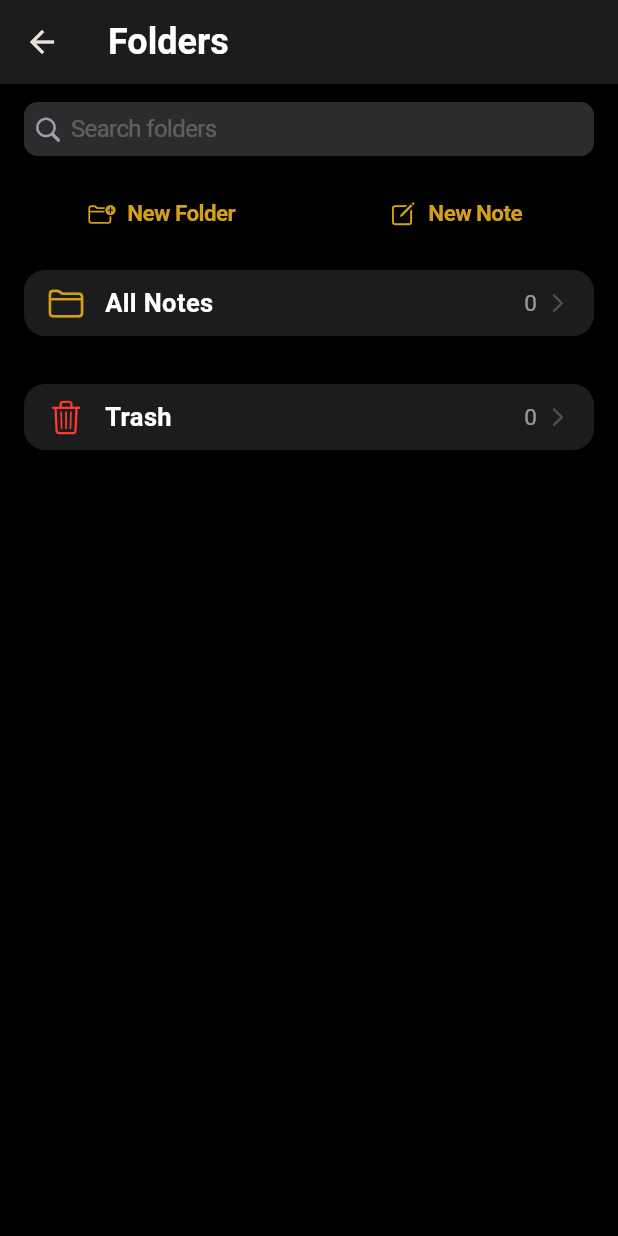
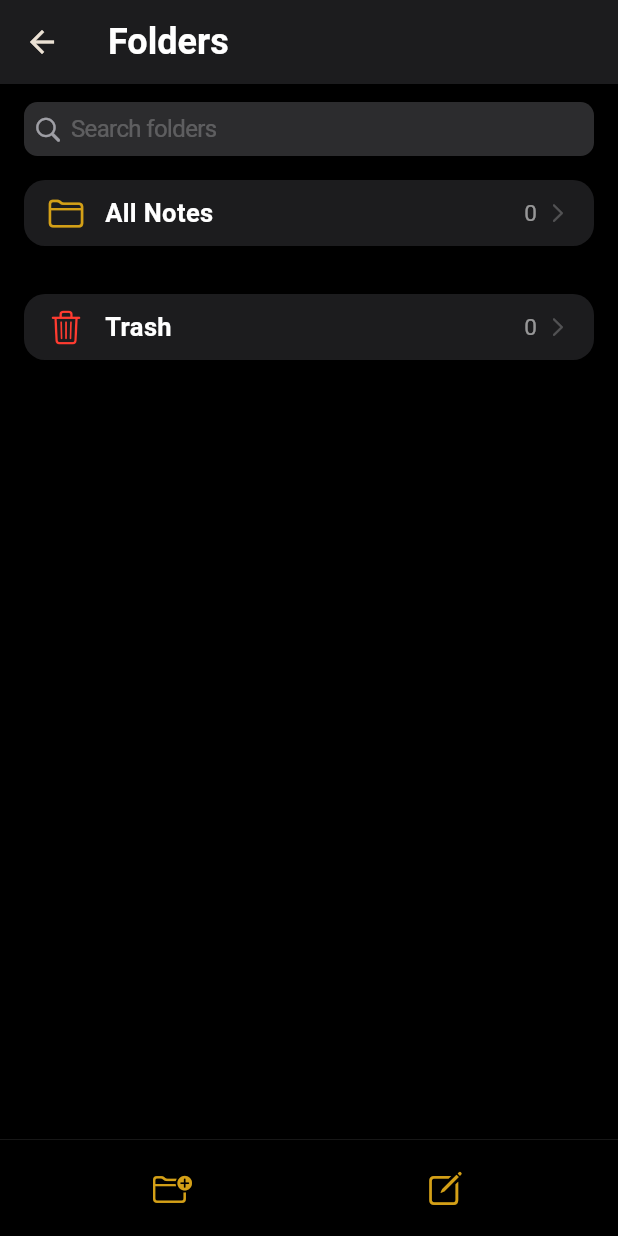
Before and after one commit to Adelodunpeter25/notes, a Flutter app: the FoldersView screen opened directly with empty values, on a phone screen of 412 x 824 dp. Run offline on Flutter 3.47's test engine with Material 3 defaults, Android fonts, the phone set to English and light mode, and no system bars; our stand-ins replace dio, drift, shared_preferences; missing offline and left inert: appflowy_editor; accounts and stored records are empty; generated files the repository leaves out were written again; Roboto replaces fonts that are missing (SF Pro Text).

Commit message:
Bottom icon-only folder buttons, larger back-button text, remove editor shrinkWrap to fix selection crash

```diff
--- a/lib/widgets/editor_app_bar.dart
+++ b/lib/widgets/editor_app_bar.dart
@@ -57,7 +57,7 @@ class EditorAppBar extends StatelessWidget implements PreferredSizeWidget {
               'Notes',
               style: TextStyle(
                 color: AppColors.accent,
-                fontSize: 16,
+                fontSize: 18,
               ),
             ),
           ],
--- a/lib/widgets/editor_view.dart
+++ b/lib/widgets/editor_view.dart
@@ -221,7 +221,6 @@ class _EditorViewState extends State<EditorView> {
                 focusNode: _focusNode,
                 editorScrollController: EditorScrollController(
                   editorState: _editorState!,
-                  shrinkWrap: true,
                 ),
                 editorStyle: EditorStyle.mobile(
                   cursorColor: AppColors.accent,
--- a/lib/widgets/folders_view.dart
+++ b/lib/widgets/folders_view.dart
@@ -100,58 +100,6 @@ class _FoldersViewState extends State<FoldersView> {
                                 ),
                               ),
 
-                              Padding(
-                                padding: const EdgeInsets.only(bottom: 16.0),
-                                child: Row(
-                                  children: [
-                                    Expanded(
-                                      child: CupertinoButton(
-                                        padding: const EdgeInsets.symmetric(vertical: 10),
-                                        borderRadius: BorderRadius.circular(10),
-                                        onPressed: () async {
-                                          final folderName = await DialogUtils.showTextInputDialog(
-                                            context: context,
-                                            title: 'New Folder',
-                                            placeholder: 'Enter folder name',
-                                            primaryButtonText: 'Create',
-                                          );
-                                          if (folderName != null && folderName.trim().isNotEmpty) {
-                                            await services.folderService.createFolder(
-                                              folderName.trim(),
-                                              widget.userId,
-                                            );
-                                          }
-                                        },
-                                        child: const Row(
-                                          mainAxisAlignment: MainAxisAlignment.center,
-                                          children: [
-                                            Icon(CupertinoIcons.folder_badge_plus, color: AppColors.accent, size: 18),
-                                            SizedBox(width: 8),
-                                            Text('New Folder', style: TextStyle(color: AppColors.accent, fontSize: 15, fontWeight: FontWeight.w600)),
-                                          ],
-                                        ),
-                                      ),
-                                    ),
-                                    const SizedBox(width: 12),
-                                    Expanded(
-                                      child: CupertinoButton(
-                                        padding: const EdgeInsets.symmetric(vertical: 10),
-                                        borderRadius: BorderRadius.circular(10),
-                                        onPressed: widget.onNewNote,
-                                        child: const Row(
-                                          mainAxisAlignment: MainAxisAlignment.center,
-                                          children: [
-                                            Icon(CupertinoIcons.square_pencil, color: AppColors.accent, size: 18),
-                                            SizedBox(width: 8),
-                                            Text('New Note', style: TextStyle(color: AppColors.accent, fontSize: 15, fontWeight: FontWeight.w600)),
-                                          ],
-                                        ),
-                                      ),
-                                    ),
-                                  ],
-                                ),
-                              ),
-
                               if (_searchQuery.isEmpty || 'all notes'.contains(_searchQuery.toLowerCase())) ...[
                                 _FolderCard(
                                   icon: CupertinoIcons.folder,
@@ -208,7 +156,40 @@ class _FoldersViewState extends State<FoldersView> {
                             ],
                           ),
                         ),
-
+                        Container(
+                          decoration: BoxDecoration(
+                            border: Border(
+                              top: BorderSide(color: AppSurfaces.divider(context), width: 0.5),
+                            ),
+                          ),
+                          padding: const EdgeInsets.symmetric(horizontal: 24, vertical: 8),
+                          child: Row(
+                            mainAxisAlignment: MainAxisAlignment.spaceAround,
+                            children: [
+                              IconButton(
+                                onPressed: () async {
+                                  final folderName = await DialogUtils.showTextInputDialog(
+                                    context: context,
+                                    title: 'New Folder',
+                                    placeholder: 'Enter folder name',
+                                    primaryButtonText: 'Create',
+                                  );
+                                  if (folderName != null && folderName.trim().isNotEmpty) {
+                                    await services.folderService.createFolder(
+                                      folderName.trim(),
+                                      widget.userId,
+                                    );
+                                  }
+                                },
+                                icon: const Icon(CupertinoIcons.folder_badge_plus, color: AppColors.accent, size: 26),
+                              ),
+                              IconButton(
+                                onPressed: widget.onNewNote,
+                                icon: const Icon(CupertinoIcons.square_pencil, color: AppColors.accent, size: 26),
+                              ),
+                            ],
+                          ),
+                        ),
                       ],
                     );
                   },
--- a/lib/widgets/note_list.dart
+++ b/lib/widgets/note_list.dart
@@ -166,7 +166,7 @@ class _NoteListState extends State<NoteList> {
                 'Folders',
                 style: TextStyle(
                   color: AppColors.accent,
-                  fontSize: 16,
+                  fontSize: 18,
                 ),
               ),
             ],
```
